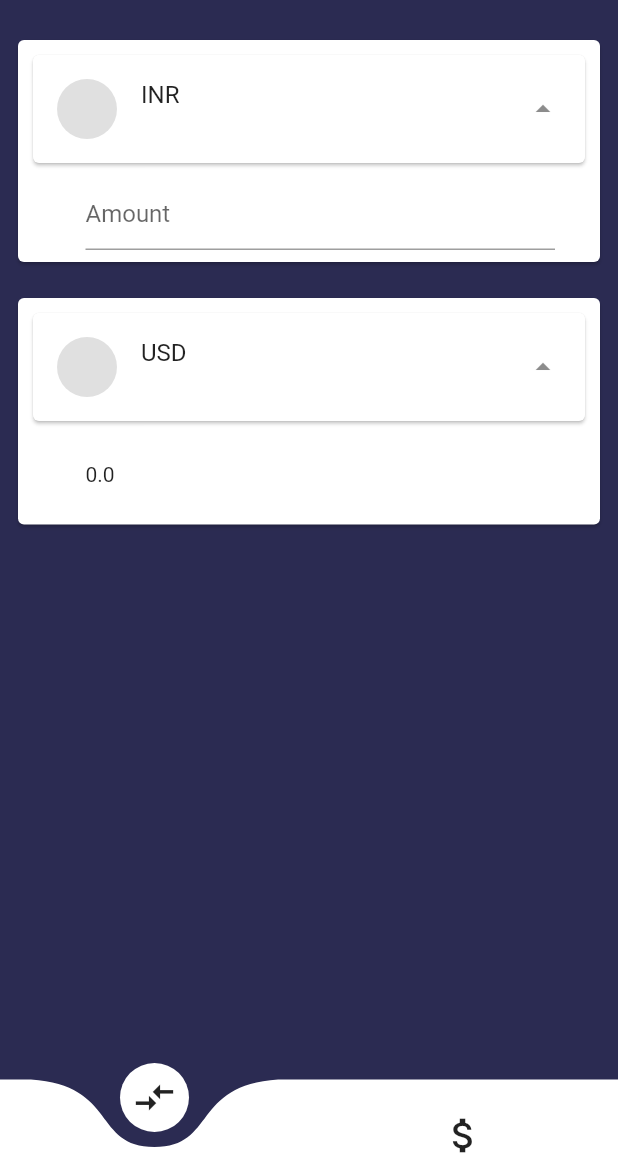
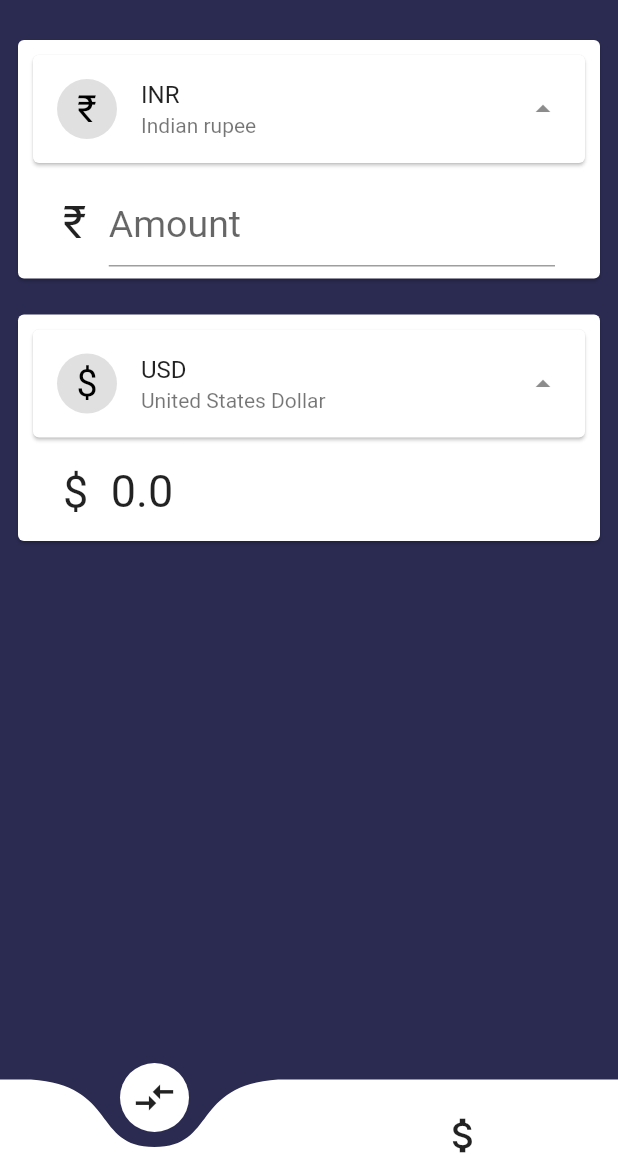
Before and after one commit to Rajdeep-Ray/Currency-Convertor-App, a Flutter app: the screen it shows after launch, on a phone screen of 412 x 824 dp, the part 74-1236 px from its top. Run offline on Flutter 3.47's test engine with Material 2 defaults, Android fonts, the phone set to English and light mode, and no system bars; drawn by our look-alikes of curved_navigation_bar; network calls fail.

Commit message:
commit to 'master'

```diff
--- a/lib/main.dart
+++ b/lib/main.dart
@@ -86,11 +86,11 @@ class _MyHomePageState extends State<MyHomePage> {
           children: [
             MyConvert(
               fromCode: 'INR',
-              toCurrency: 'Indian rupee',
-              toSymbol: '\₹',
+              fromCurrency: 'Indian rupee',
+              fromSymbol: '\₹',
               tocode: 'USD',
-              fromCurrency: 'United States Dollar',
-              fromSymbol: '\$',
+              toCurrency: 'United States Dollar',
+              toSymbol: '\$',
             ),
             MyExchange(
               startDate: '2020-05-06',
--- a/lib/screens/convert.dart
+++ b/lib/screens/convert.dart
@@ -9,11 +9,11 @@ class MyConvert extends StatefulWidget {
   final String tocode, fromCode, fromSymbol, toSymbol, fromCurrency, toCurrency;
   MyConvert(
       {@required this.fromCode,
+      @required this.fromCurrency,
+      @required this.fromSymbol,
+      @required this.tocode,
       @required this.toCurrency,
-      @required this.toSymbol,
-      @required this.tocode,
-      @required this.fromCurrency,
-      @required this.fromSymbol});
+      @required this.toSymbol});
   @override
   _MyConvertState createState() => _MyConvertState();
 }
@@ -39,7 +39,11 @@ class _MyConvertState extends State<MyConvert> {
   void initState() {
     setState(() {
       baseCode = widget.fromCode;
+      baseCurrency = widget.fromCurrency;
+      baseSymbol = widget.fromSymbol;
       toCode = widget.tocode;
+      toCurrency = widget.toCurrency;
+      toSymbol = widget.toSymbol;
     });
     makeRequest(baseCode, toCode);
     super.initState();
@@ -82,7 +86,7 @@ class _MyConvertState extends State<MyConvert> {
                             foregroundColor: Colors.black,
                             child: Text(
                               baseSymbol,
-                              style: TextStyle(fontSize: 22),
+                              style: TextStyle(fontSize: 25),
                             ),
                           ),
                           title: Text(baseCode),
@@ -112,8 +116,10 @@ class _MyConvertState extends State<MyConvert> {
                           ),
                           Flexible(
                             child: TextField(
+                              style: TextStyle(fontSize: 30),
                               decoration: InputDecoration(
                                 hintText: 'Amount',
+                                hintStyle: TextStyle(fontSize: 25),
                                 focusedBorder: UnderlineInputBorder(
                                   borderSide: BorderSide(
                                     color: Colors.transparent,
@@ -166,7 +172,7 @@ class _MyConvertState extends State<MyConvert> {
                             foregroundColor: Colors.black,
                             child: Text(
                               toSymbol,
-                              style: TextStyle(fontSize: 22),
+                              style: TextStyle(fontSize: 25),
                             ),
                           ),
                           title: Text(toCode),
@@ -196,7 +202,10 @@ class _MyConvertState extends State<MyConvert> {
                             SizedBox(
                               width: 15,
                             ),
-                            Text("$amount"),
+                            Text(
+                              "$amount",
+                              style: TextStyle(fontSize: 30),
+                            ),
                             SizedBox(
                               width: 30,
                             ),
```
